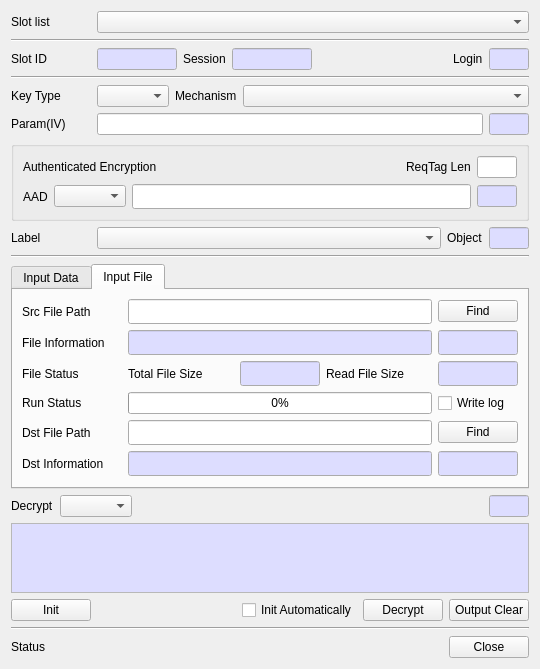
Qt form CryptokiMan/decrypt_dlg.ui (jykim74/CryptokiMan) before a commit.
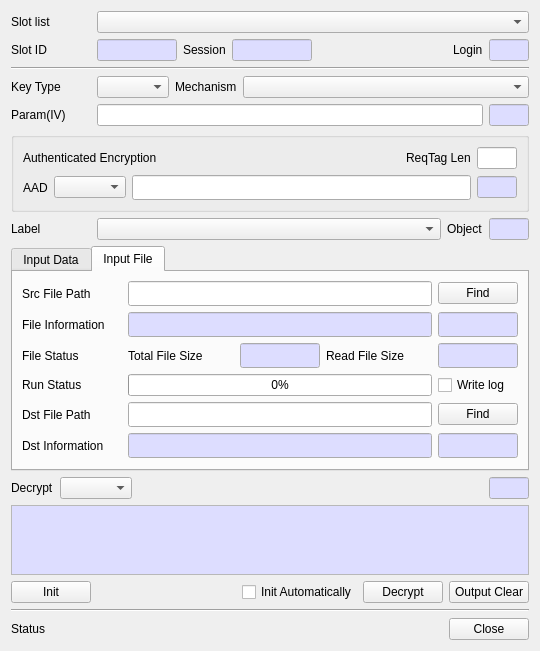
The same form after that commit.

Patch:
```diff
--- a/CryptokiMan/decrypt_dlg.ui
+++ b/CryptokiMan/decrypt_dlg.ui
@@ -7,7 +7,7 @@
     <x>0</x>
     <y>0</y>
     <width>540</width>
-    <height>649</height>
+    <height>631</height>
    </rect>
   </property>
   <property name="windowTitle">
@@ -44,13 +44,6 @@
      </item>
     </layout>
    </item>
-   <item>
-    <widget class="Line" name="line">
-     <property name="orientation">
-      <enum>Qt::Horizontal</enum>
-     </property>
-    </widget>
-   </item>
    <item>
     <layout class="QHBoxLayout" name="horizontalLayout">
      <property name="bottomMargin">
@@ -627,13 +620,6 @@
      </item>
     </layout>
    </item>
-   <item>
-    <widget class="Line" name="line_3">
-     <property name="orientation">
-      <enum>Qt::Horizontal</enum>
-     </property>
-    </widget>
-   </item>
    <item>
     <widget class="QTabWidget" name="mInputTab">
      <property name="currentIndex">
```
